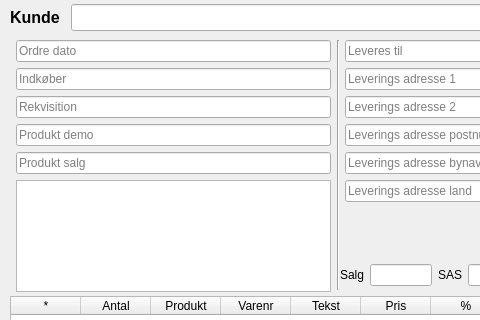
Old version of the form buildtools/ui/visit_dialog.ui in the repository fhdk/eordre2; both pictures show x 0 to 480 and y 0 to 320 of the 636 by 568 pixel window.
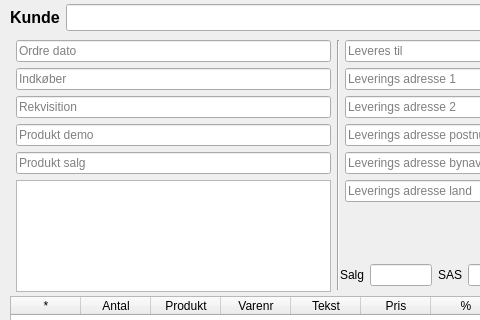
New version of the form.

The edit to the form file:
```diff
--- a/buildtools/ui/visit_dialog.ui
+++ b/buildtools/ui/visit_dialog.ui
@@ -300,7 +300,7 @@
        </font>
       </property>
       <property name="text">
-       <string>Kunde </string>
+                            <string>Kunde</string>
       </property>
      </widget>
     </item>
```
Lines whose indentation alone changed are shown as unchanged.
